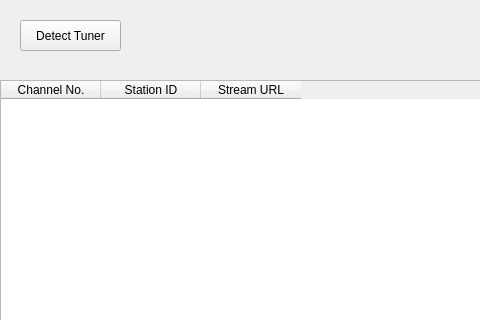
Before: the Qt Designer form mainwindow.ui in scoronado12/hdhomerun-gui, drawn with Qt 5; both pictures show x 0 to 480 and y 0 to 320 of the 806 by 597 pixel window.
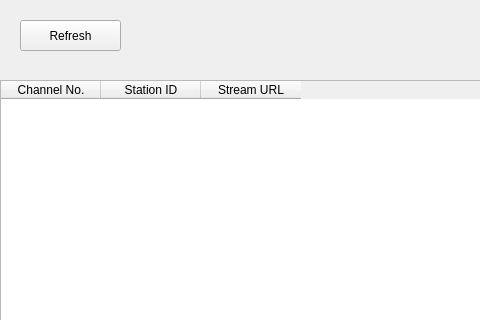
After: the same form once the commit is applied.

Commit message: Change Connect Button to Update Button

```diff
--- a/mainwindow.ui
+++ b/mainwindow.ui
@@ -36,7 +36,7 @@
      </rect>
     </property>
     <property name="text">
-     <string>Detect Tuner</string>
+     <string>Refresh</string>
     </property>
    </widget>
    <widget class="QTableWidget" name="channelTable">
```
